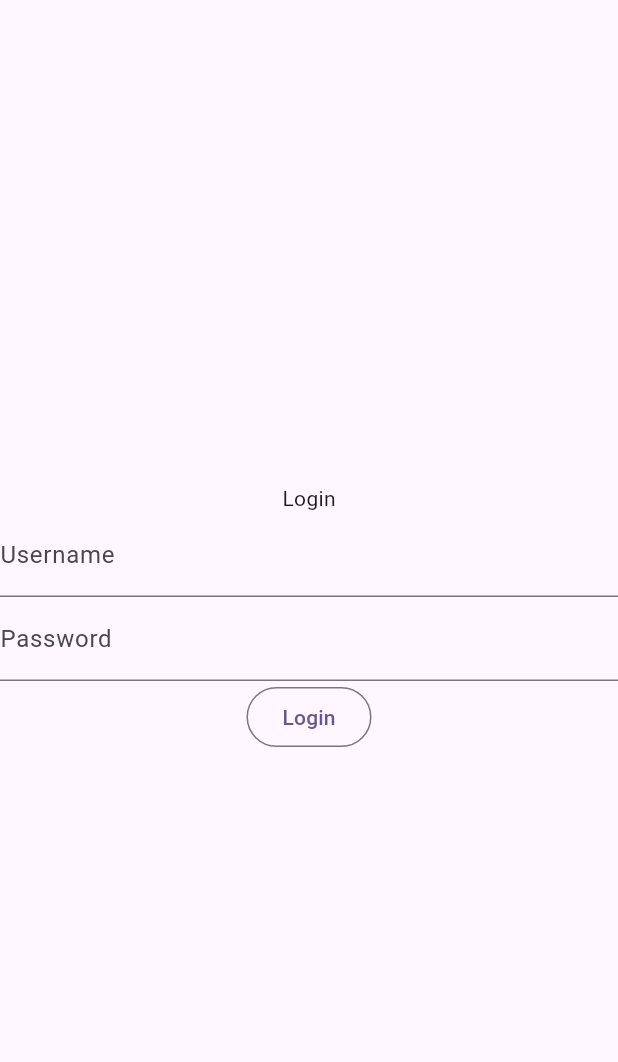
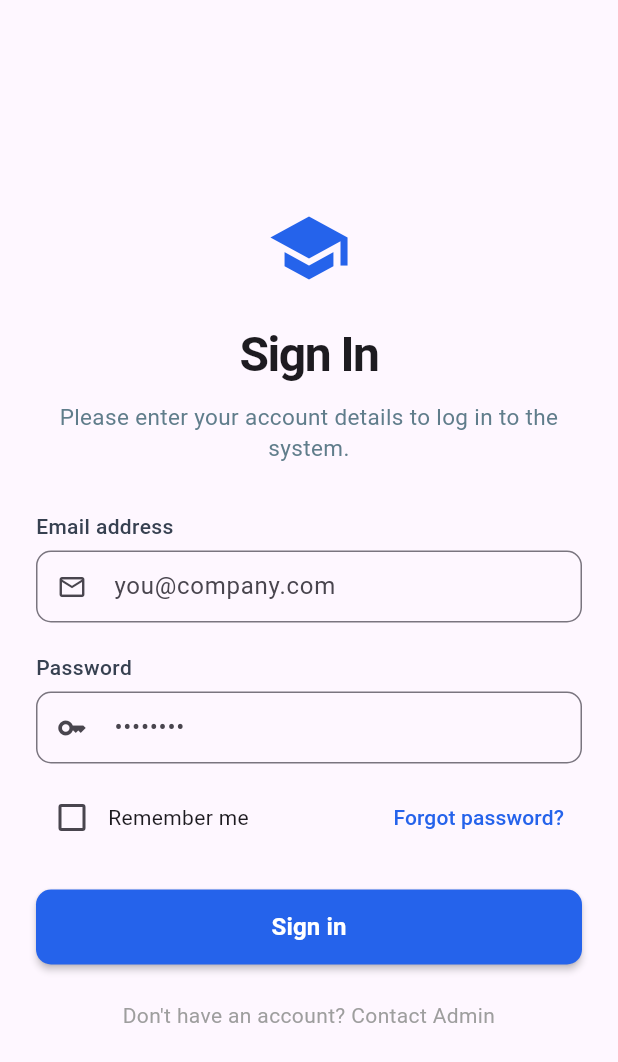
Before and after one commit to ToHoangHiep/SMET, a Flutter app: the screen it shows after launch, on a phone screen of 412 x 824 dp. Shown: the top 1062 px of the screen. Run offline on Flutter 3.47's test engine with Material 3 defaults, Android fonts, the phone set to English and light mode, and no system bars; our stand-ins replace go_router.

Commit message:
Clean project and update UI login

```diff
--- /dev/null
+++ b/analysis_options.yaml
@@ -0,0 +1 @@
+include: package:flutter_lints/flutter.yaml
--- a/lib/main.dart
+++ b/lib/main.dart
@@ -11,7 +11,7 @@ class MyApp extends StatelessWidget {
   @override
   Widget build(BuildContext context) {
     return MaterialApp.router(
-      title: 'Flutter Demo',
+      title: 'SMET',
       theme: ThemeData(
         colorScheme: ColorScheme.fromSeed(seedColor: Colors.deepPurple),
       ),
--- a/lib/page/login/login.dart
+++ b/lib/page/login/login.dart
@@ -1,5 +1,6 @@
+import 'package:flutter/foundation.dart';
 import 'package:flutter/material.dart';
-import 'package:smet/page/login/login_desktop.dart';
+import 'package:smet/page/login/login_Web.dart';
 import 'package:smet/page/login/login_mobile.dart';
 
 class LoginPage extends StatefulWidget {
@@ -10,15 +11,120 @@ class LoginPage extends StatefulWidget {
 }
 
 class _LoginPageState extends State<LoginPage> {
+  final _emailController = TextEditingController();
+  final _passwordController = TextEditingController();
+  bool _rememberMe = false;
+
+  // Hàm xử lý đăng nhập
+  void _onLoginPressed() {
+    print("Login with: ${_emailController.text}");
+  }
+
+  // CHỈ MỤC CHUNG: Toàn bộ nội dung bên trong Form
+  Widget _buildFormContent() {
+    return Column(
+      crossAxisAlignment: CrossAxisAlignment.start,
+      mainAxisSize: MainAxisSize.min,
+      children: [
+        const Text(
+          "Email address",
+          style: TextStyle(
+            fontWeight: FontWeight.w500,
+            color: Color(0xFF374151),
+          ),
+        ),
+        const SizedBox(height: 6),
+        TextField(
+          controller: _emailController,
+          decoration: InputDecoration(
+            hintText: "you@company.com",
+            prefixIcon: const Icon(Icons.mail_outline, size: 20),
+            border: OutlineInputBorder(borderRadius: BorderRadius.circular(10)),
+            contentPadding: const EdgeInsets.symmetric(
+              horizontal: 16,
+              vertical: 12,
+            ),
+          ),
+        ),
+        const SizedBox(height: 20),
+        const Text(
+          "Password",
+          style: TextStyle(
+            fontWeight: FontWeight.w500,
+            color: Color(0xFF374151),
+          ),
+        ),
+        const SizedBox(height: 6),
+        TextField(
+          controller: _passwordController,
+          obscureText: true,
+          decoration: InputDecoration(
+            hintText: "••••••••",
+            prefixIcon: const Icon(Icons.key_outlined, size: 20),
+            border: OutlineInputBorder(borderRadius: BorderRadius.circular(10)),
+            contentPadding: const EdgeInsets.symmetric(
+              horizontal: 16,
+              vertical: 12,
+            ),
+          ),
+        ),
+        const SizedBox(height: 12),
+        Row(
+          children: [
+            Checkbox(
+              value: _rememberMe,
+              activeColor: const Color(0xFF2563EB),
+              onChanged: (val) => setState(() => _rememberMe = val!),
+            ),
+            const Text("Remember me", style: TextStyle(fontSize: 14)),
+            const Spacer(),
+            TextButton(
+              onPressed: () {},
+              child: const Text(
+                "Forgot password?",
+                style: TextStyle(color: Color(0xFF2563EB)),
+              ),
+            ),
+          ],
+        ),
+        const SizedBox(height: 24),
+        SizedBox(
+          width: double.infinity,
+          height: 50,
+          child: ElevatedButton(
+            onPressed: _onLoginPressed,
+            style: ElevatedButton.styleFrom(
+              backgroundColor: const Color(0xFF2563EB),
+              shape: RoundedRectangleBorder(
+                borderRadius: BorderRadius.circular(10),
+              ),
+              elevation: 2,
+            ),
+            child: const Text(
+              "Sign in",
+              style: TextStyle(
+                color: Colors.white,
+                fontSize: 16,
+                fontWeight: FontWeight.w600,
+              ),
+            ),
+          ),
+        ),
+      ],
+    );
+  }
+
   @override
   Widget build(BuildContext context) {
+    // ĐIỀU KIỆN ĐIỀU HƯỚNG
     return Scaffold(
       body: LayoutBuilder(
         builder: (context, constraints) {
-          double width = constraints.maxWidth;
-          if(width < 600)
-          return LoginMobile();
-          return LoginDesktop();
+          if (kIsWeb || constraints.maxWidth > 850) {
+            return LoginWeb(formContent: _buildFormContent());
+          } else {
+            return LoginMobile(formContent: _buildFormContent());
+          }
         },
       ),
     );
--- a/lib/page/login/login_mobile.dart
+++ b/lib/page/login/login_mobile.dart
@@ -1,45 +1,53 @@
 import 'package:flutter/material.dart';
-import 'package:go_router/go_router.dart';
 
-class LoginMobile extends StatefulWidget {
-  const LoginMobile({super.key});
-
-  @override
-  State<LoginMobile> createState() => _LoginMobileState();
-}
-
-class _LoginMobileState extends State<LoginMobile> {
-
-  void login() {
-    context.go('/home');
-  }
+class LoginMobile extends StatelessWidget {
+  final Widget formContent;
+  const LoginMobile({super.key, required this.formContent});
 
   @override
   Widget build(BuildContext context) {
-    return Container(
-            width: double.infinity,
+    return SafeArea(
+      child: LayoutBuilder(
+        builder: (context, constraints) {
+          return SingleChildScrollView(
+            padding: const EdgeInsets.all(24.0),
+            child: ConstrainedBox(
+              constraints: BoxConstraints(minHeight: constraints.maxHeight - 48),
+              child: Center(
+                child: ConstrainedBox(
+                  constraints: const BoxConstraints(maxWidth: 420),
                   child: Column(
                     mainAxisAlignment: MainAxisAlignment.center,
                     crossAxisAlignment: CrossAxisAlignment.center,
                     children: [
-                Text('Login'),
-                TextField(
-                  decoration: InputDecoration(
-                    labelText: 'Username',
+                      const Icon(Icons.school, size: 56, color: Color(0xFF2563EB)),
+                      const SizedBox(height: 20),
+                      const Text(
+                        "Sign In",
+                        textAlign: TextAlign.center,
+                        style: TextStyle(fontSize: 32, fontWeight: FontWeight.bold, letterSpacing: -1),
+                      ),
+                      const SizedBox(height: 8),
+                      const Text(
+                        "Please enter your account details to log in to the system.",
+                        textAlign: TextAlign.center,
+                        style: TextStyle(color: Colors.blueGrey, fontSize: 15),
+                      ),
+                      const SizedBox(height: 32),
+                      formContent,
+                      const SizedBox(height: 24),
+                      const Text(
+                        "Don't have an account? Contact Admin",
+                        textAlign: TextAlign.center,
+                        style: TextStyle(color: Colors.grey, fontSize: 14),
+                      ),
+                    ],
                   ),
                 ),
-                TextField(
-                  decoration: InputDecoration(
-                    labelText: 'Password',
               ),
             ),
-                OutlinedButton(
-                  onPressed: () {
-
+          );
         },
-                  child: Text('Login'),
-                ),
-              ],
       ),
     );
   }
```
Also changed, not shown: lib/page/login/login_desktop.dart (deleted, +0 -32 lines), lib/page/login/login_web.dart (added, +161 -0 lines), 14 other files. Lines whose indentation alone changed are shown as unchanged.
